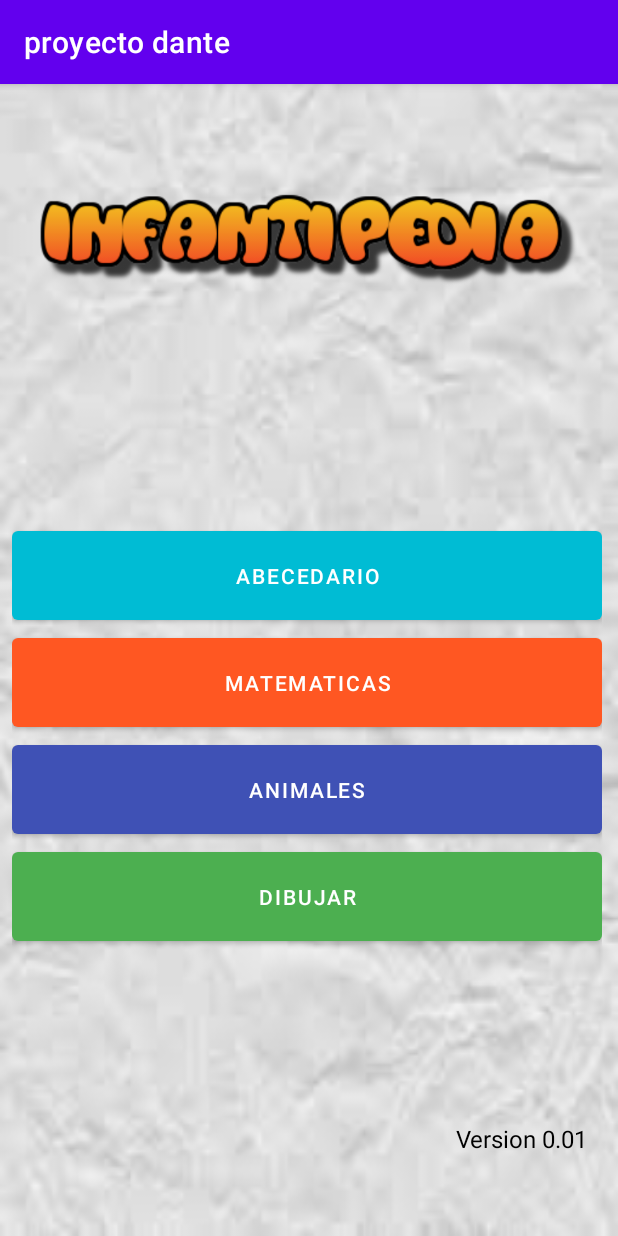
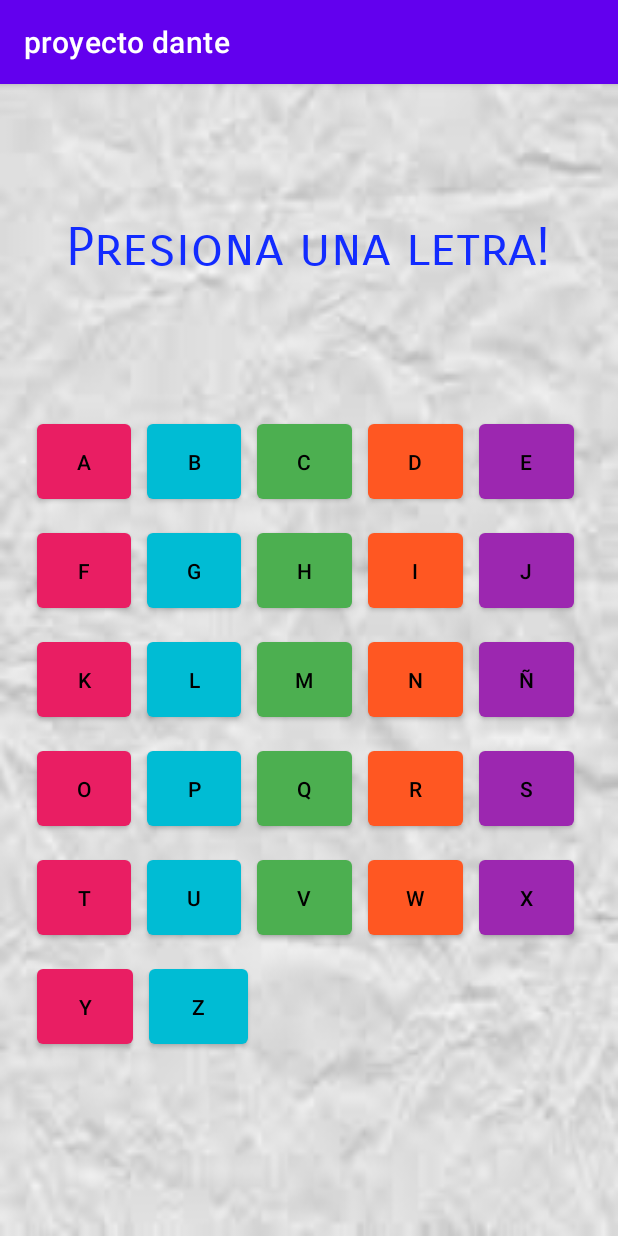
Before and after one commit to SantiagoCernadas/infantipedia, an Android app: the screen it shows after launch (MainActivity before the commit, Abecedario after it), after a tap on "ABECEDARIO", on a phone screen of 412 x 824 dp. Run offline under Robolectric (Android 15) with nearby library versions, the phone set to English and light mode, and no system bars.

Commit message:
Version 0.02: creacion del activity_abecedario

```diff
--- a/app/src/main/AndroidManifest.xml
+++ b/app/src/main/AndroidManifest.xml
@@ -9,7 +9,10 @@
         android:roundIcon="@mipmap/ic_launcher_round"
         android:supportsRtl="true"
         android:theme="@style/Theme.ProyectoDante">
-        <activity android:name=".MainActivity" android:exported="true">
+        <activity android:name=".Abecedario"></activity>
+        <activity
+            android:name=".MainActivity"
+            android:exported="true">
             <intent-filter>
                 <action android:name="android.intent.action.MAIN" />
 
--- /dev/null
+++ b/app/src/main/java/com/example/proyectodante/Abecedario.java
@@ -0,0 +1,108 @@
+package com.example.proyectodante;
+
+import androidx.appcompat.app.AppCompatActivity;
+
+import android.os.Bundle;
+import android.view.View;
+import android.widget.Toast;
+
+public class Abecedario extends AppCompatActivity {
+
+    @Override
+    protected void onCreate(Bundle savedInstanceState) {
+        super.onCreate(savedInstanceState);
+        setContentView(R.layout.activity_abecedario);
+    }
+
+    public void teclaPresionada(View view){
+        switch (view.getId()){
+            case R.id.button_a:
+                getToastMessage("a");
+                break;
+
+            case R.id.button_b:
+                getToastMessage("b");
+                break;
+            case R.id.button_c:
+                Toast.makeText(this,"c",Toast.LENGTH_SHORT).show();
+                break;
+            case R.id.button_d:
+                break;
+
+            case R.id.button_e:
+                break;
+
+            case R.id.button_f:
+                break;
+
+            case R.id.button_g:
+                break;
+
+            case R.id.button_h:
+                break;
+
+            case R.id.button_i:
+                break;
+
+            case R.id.button_j:
+                break;
+
+            case R.id.button_k:
+                break;
+
+            case R.id.button_L:
+                break;
+
+            case R.id.button_m:
+                break;
+
+            case R.id.button_n:
+                break;
+
+            case R.id.button_ñ:
+                break;
+
+            case R.id.button_o:
+                break;
+
+            case R.id.button_p:
+                break;
+
+            case R.id.button_q:
+                break;
+
+            case R.id.button_r:
+                break;
+
+            case R.id.button_s:
+                break;
+
+            case R.id.button_t:
+                break;
+
+            case R.id.button_u:
+                break;
+
+            case R.id.button_v:
+                break;
+
+            case R.id.button_w:
+                break;
+
+            case R.id.button_x:
+                break;
+
+            case R.id.button_y:
+                break;
+            case R.id.button_z:
+                break;
+            default:
+                getToastMessage("Error Inesperado.");
+                break;
+        }
+    }
+
+    public void getToastMessage(String msg){
+        Toast.makeText(this, msg , Toast.LENGTH_SHORT).show();
+    }
+}
--- a/app/src/main/java/com/example/proyectodante/MainActivity.java
+++ b/app/src/main/java/com/example/proyectodante/MainActivity.java
@@ -2,6 +2,7 @@ package com.example.proyectodante;
 
 import androidx.appcompat.app.AppCompatActivity;
 
+import android.content.Intent;
 import android.os.Bundle;
 import android.view.View;
 import android.widget.Toast;
@@ -16,7 +17,9 @@ public class MainActivity extends AppCompatActivity {
     }
 
     public void activity_abecedario(View view){
-        Toast.makeText(this,"Entrando en abecedario...",Toast.LENGTH_SHORT).show();
+        //activity Abecedario
+        Intent i = new Intent(this, Abecedario.class);
+        startActivity(i);
     }
     public void activity_matematicas(View view){
         Toast.makeText(this,"Entrando en matematicas...",Toast.LENGTH_SHORT).show();
--- /dev/null
+++ b/app/src/main/res/layout/activity_abecedario.xml
@@ -0,0 +1,387 @@
+<?xml version="1.0" encoding="utf-8"?>
+<androidx.constraintlayout.widget.ConstraintLayout xmlns:android="http://schemas.android.com/apk/res/android"
+    xmlns:app="http://schemas.android.com/apk/res-auto"
+    xmlns:tools="http://schemas.android.com/tools"
+    android:layout_width="match_parent"
+    android:layout_height="match_parent"
+    android:background="@drawable/background"
+    tools:context=".Abecedario">
+
+    <TableLayout
+        android:layout_width="399dp"
+        android:layout_height="563dp"
+        android:layout_marginStart="4dp"
+        android:layout_marginLeft="4dp"
+        android:layout_marginTop="200dp"
+        android:padding="15sp"
+        app:layout_constraintStart_toStartOf="parent"
+        app:layout_constraintTop_toTopOf="parent">
+
+        <TableRow
+            android:layout_width="match_parent"
+            android:layout_height="match_parent">
+
+            <Button
+                android:id="@+id/button_a"
+                android:layout_width="0dp"
+                android:layout_height="wrap_content"
+                android:layout_margin="5sp"
+                android:layout_weight="1"
+                android:onClick="teclaPresionada"
+                android:padding="15sp"
+                android:text="@string/button_a"
+                android:textColor="@color/black"
+                app:backgroundTint="#E91E63" />
+
+            <Button
+                android:id="@+id/button_b"
+                android:layout_width="0dp"
+                android:layout_height="wrap_content"
+                android:layout_margin="5sp"
+                android:layout_weight="1"
+                android:onClick="teclaPresionada"
+                android:padding="15sp"
+                android:text="@string/button_b"
+                android:textColor="@color/black"
+                app:backgroundTint="#00BCD4" />
+
+            <Button
+                android:id="@+id/button_c"
+                android:layout_width="0dp"
+                android:layout_height="wrap_content"
+                android:layout_margin="5sp"
+                android:layout_weight="1"
+                android:onClick="teclaPresionada"
+                android:padding="15sp"
+                android:text="@string/button_c"
+                android:textColor="@color/black"
+                app:backgroundTint="#4CAF50" />
+
+            <Button
+                android:id="@+id/button_d"
+                android:layout_width="0dp"
+                android:layout_height="wrap_content"
+                android:layout_margin="5sp"
+                android:layout_weight="1"
+                android:onClick="teclaPresionada"
+                android:padding="15sp"
+                android:text="@string/button_d"
+                android:textColor="@color/black"
+                app:backgroundTint="#FF5722" />
+
+            <Button
+                android:id="@+id/button_e"
+                android:layout_width="0dp"
+                android:layout_height="wrap_content"
+                android:layout_margin="5sp"
+                android:layout_weight="1"
+                android:onClick="teclaPresionada"
+                android:padding="15sp"
+                android:text="@string/button_e"
+                android:textColor="@color/black"
+                app:backgroundTint="#9C27B0" />
+        </TableRow>
+
+        <TableRow
+            android:layout_width="match_parent"
+            android:layout_height="match_parent">
+
+            <Button
+                android:id="@+id/button_f"
+                android:layout_width="0dp"
+                android:layout_height="wrap_content"
+                android:layout_margin="5sp"
+                android:layout_weight="1"
+                android:onClick="teclaPresionada"
+                android:padding="15sp"
+                android:text="@string/button_f"
+                android:textColor="@color/black"
+                app:backgroundTint="#E91E63" />
+
+            <Button
+                android:id="@+id/button_g"
+                android:layout_width="0dp"
+                android:layout_height="wrap_content"
+                android:layout_margin="5sp"
+                android:layout_weight="1"
+                android:onClick="teclaPresionada"
+                android:padding="15sp"
+                android:text="@string/button_g"
+                android:textColor="@color/black"
+                app:backgroundTint="#00BCD4" />
+
+            <Button
+                android:id="@+id/button_h"
+                android:layout_width="0dp"
+                android:layout_height="wrap_content"
+                android:layout_margin="5sp"
+                android:layout_weight="1"
+                android:onClick="teclaPresionada"
+                android:padding="15sp"
+                android:text="@string/button_h"
+                android:textColor="@color/black"
+                app:backgroundTint="#4CAF50" />
+
+            <Button
+                android:id="@+id/button_i"
+                android:layout_width="0dp"
+                android:layout_height="wrap_content"
+                android:layout_margin="5sp"
+                android:layout_weight="1"
+                android:onClick="teclaPresionada"
+                android:padding="15sp"
+                android:text="@string/button_i"
+                android:textColor="@color/black"
+                app:backgroundTint="#FF5722" />
+
+            <Button
+                android:id="@+id/button_j"
+                android:layout_width="0dp"
+                android:layout_height="wrap_content"
+                android:layout_margin="5sp"
+                android:layout_weight="1"
+                android:onClick="teclaPresionada"
+                android:padding="15sp"
+                android:text="@string/button_j"
+                android:textColor="@color/black"
+                app:backgroundTint="#9C27B0" />
+        </TableRow>
+
+        <TableRow
+            android:layout_width="match_parent"
+            android:layout_height="match_parent">
+
+            <Button
+                android:id="@+id/button_k"
+                android:layout_width="0dp"
+                android:layout_height="wrap_content"
+                android:layout_margin="5sp"
+                android:layout_weight="1"
+                android:onClick="teclaPresionada"
+                android:padding="15sp"
+                android:text="@string/button_k"
+                android:textColor="@color/black"
+                app:backgroundTint="#E91E63" />
+
+            <Button
+                android:id="@+id/button_L"
+                android:layout_width="0dp"
+                android:layout_height="wrap_content"
+                android:layout_margin="5sp"
+                android:layout_weight="1"
+                android:onClick="teclaPresionada"
+                android:padding="15sp"
+                android:text="@string/button_l"
+                android:textColor="@color/black"
+                app:backgroundTint="#00BCD4" />
+
+            <Button
+                android:id="@+id/button_m"
+                android:layout_width="0dp"
+                android:layout_height="wrap_content"
+                android:layout_margin="5sp"
+                android:layout_weight="1"
+                android:onClick="teclaPresionada"
+                android:padding="15sp"
+                android:text="@string/button_m"
+                android:textColor="@color/black"
+                app:backgroundTint="#4CAF50" />
+
+            <Button
+                android:id="@+id/button_n"
+                android:layout_width="0dp"
+                android:layout_height="wrap_content"
+                android:layout_margin="5sp"
+                android:layout_weight="1"
+                android:onClick="teclaPresionada"
+                android:padding="15sp"
+                android:text="@string/button_n"
+                android:textColor="@color/black"
+                app:backgroundTint="#FF5722" />
+
+            <Button
+                android:id="@+id/button_ñ"
+                android:layout_width="0dp"
+                android:layout_height="wrap_content"
+                android:layout_margin="5sp"
+                android:layout_weight="1"
+                android:onClick="teclaPresionada"
+                android:padding="15sp"
+                android:text="@string/button_ñ"
+                android:textColor="@color/black"
+                app:backgroundTint="#9C27B0" />
+        </TableRow>
+
+        <TableRow
+            android:layout_width="match_parent"
+            android:layout_height="match_parent">
+
+            <Button
+                android:id="@+id/button_o"
+                android:layout_width="0dp"
+                android:layout_height="wrap_content"
+                android:layout_margin="5sp"
+                android:layout_weight="1"
+                android:onClick="teclaPresionada"
+                android:padding="15sp"
+                android:text="@string/button_o"
+                android:textColor="@color/black"
+                app:backgroundTint="#E91E63" />
+
+            <Button
+                android:id="@+id/button_p"
+                android:layout_width="0dp"
+                android:layout_height="wrap_content"
+                android:layout_margin="5sp"
+                android:layout_weight="1"
+                android:onClick="teclaPresionada"
+                android:padding="15sp"
+                android:text="@string/button_p"
+                android:textColor="@color/black"
+                app:backgroundTint="#00BCD4" />
+
+            <Button
+                android:id="@+id/button_q"
+                android:layout_width="0dp"
+                android:layout_height="wrap_content"
+                android:layout_margin="5sp"
+                android:layout_weight="1"
+                android:onClick="teclaPresionada"
+                android:padding="15sp"
+                android:text="@string/button_q"
+                android:textColor="@color/black"
+                app:backgroundTint="#4CAF50" />
+
+            <Button
+                android:id="@+id/button_r"
+                android:layout_width="0dp"
+                android:layout_height="wrap_content"
+                android:layout_margin="5sp"
+                android:layout_weight="1"
+                android:onClick="teclaPresionada"
+                android:padding="15sp"
+                android:text="@string/button_r"
+                android:textColor="@color/black"
+                app:backgroundTint="#FF5722" />
+
+            <Button
+                android:id="@+id/button_s"
+                android:layout_width="0dp"
+                android:layout_height="wrap_content"
+                android:layout_margin="5sp"
+                android:layout_weight="1"
+                android:onClick="teclaPresionada"
+                android:padding="15sp"
+                android:text="@string/button_s"
+                android:textColor="@color/black"
+                app:backgroundTint="#9C27B0" />
+        </TableRow>
+
+        <TableRow
+            android:layout_width="match_parent"
+            android:layout_height="match_parent">
+
+            <Button
+                android:id="@+id/button_t"
+                android:layout_width="0dp"
+                android:layout_height="wrap_content"
+                android:layout_margin="5sp"
+                android:layout_weight="1"
+                android:onClick="teclaPresionada"
+                android:padding="15sp"
+                android:text="@string/button_t"
+                android:textColor="@color/black"
+                app:backgroundTint="#E91E63" />
+
+            <Button
+                android:id="@+id/button_u"
+                android:layout_width="0dp"
+                android:layout_height="wrap_content"
+                android:layout_margin="5sp"
+                android:layout_weight="1"
+                android:onClick="teclaPresionada"
+                android:padding="15sp"
+                android:text="@string/button_u"
+                android:textColor="@color/black"
+                app:backgroundTint="#00BCD4" />
+
+            <Button
+                android:id="@+id/button_v"
+                android:layout_width="0dp"
+                android:layout_height="wrap_content"
+                android:layout_margin="5sp"
+                android:layout_weight="1"
+                android:onClick="teclaPresionada"
+                android:padding="15sp"
+                android:text="@string/button_v"
+                android:textColor="@color/black"
+                app:backgroundTint="#4CAF50" />
+
+            <Button
+                android:id="@+id/button_w"
+                android:layout_width="0dp"
+                android:layout_height="wrap_content"
+                android:layout_margin="5sp"
+                android:layout_weight="1"
+                android:onClick="teclaPresionada"
+                android:padding="15sp"
+                android:text="@string/button_w"
+                android:textColor="@color/black"
+                app:backgroundTint="#FF5722" />
+
+            <Button
+                android:id="@+id/button_x"
+                android:layout_width="0dp"
+                android:layout_height="wrap_content"
+                android:layout_margin="5sp"
+                android:layout_weight="1"
+                android:onClick="teclaPresionada"
+                android:padding="15sp"
+                android:text="@string/button_x"
+                android:textColor="@color/black"
+                app:backgroundTint="#9C27B0" />
+        </TableRow>
+
+        <TableRow
+            android:layout_width="match_parent"
+            android:layout_height="match_parent">
+
+            <Button
+                android:id="@+id/button_y"
+                android:layout_width="64dp"
+                android:layout_height="wrap_content"
+                android:layout_margin="5sp"
+                android:onClick="teclaPresionada"
+                android:padding="15sp"
+                android:text="@string/button_y"
+                android:textColor="@color/black"
+                app:backgroundTint="#E91E63" />
+
+            <Button
+                android:id="@+id/button_z"
+                android:layout_width="66dp"
+                android:layout_height="wrap_content"
+                android:layout_margin="5sp"
+                android:onClick="teclaPresionada"
+                android:padding="15sp"
+                android:text="@string/button_z"
+                android:textColor="@color/black"
+                app:backgroundTint="#00BCD4" />
+
+        </TableRow>
+    </TableLayout>
+
+    <TextView
+        android:id="@+id/txt_abcedeario"
+        android:layout_width="wrap_content"
+        android:layout_height="wrap_content"
+        android:layout_marginTop="88dp"
+        android:fontFamily="sans-serif-smallcaps"
+        android:text="@string/txt_tv_abecedario"
+        android:textColor="#122BFF"
+        android:textSize="35sp"
+        app:layout_constraintEnd_toEndOf="parent"
+        app:layout_constraintHorizontal_bias="0.494"
+        app:layout_constraintStart_toStartOf="parent"
+        app:layout_constraintTop_toTopOf="parent" />
+</androidx.constraintlayout.widget.ConstraintLayout>
--- a/app/src/main/res/layout/activity_main.xml
+++ b/app/src/main/res/layout/activity_main.xml
@@ -62,7 +62,7 @@
             android:id="@+id/button5"
             android:layout_width="match_parent"
             android:layout_height="wrap_content"
-            android:onClick="activity_matematicas"
+            android:onClick="activity_dibujo"
             android:padding="20sp"
             android:text="@string/button_dibujo"
             app:backgroundTint="#4CAF50" />
--- a/app/src/main/res/values/strings.xml
+++ b/app/src/main/res/values/strings.xml
@@ -1,9 +1,45 @@
 <resources>
+
+
+    <string name="txt_version">Version 0.02</string>
+
+
     <string name="app_name">proyecto dante</string>
     <string name="logotipo_name">Logotipo</string>
     <string name="button_abecedario">Abecedario</string>
     <string name="button_math">Matematicas</string>
     <string name="button_animales">Animales</string>
     <string name="button_dibujo">dibujar</string>
-    <string name="txt_version">Version 0.01</string>
+
+
+    <string name="txt_tv_abecedario">Presiona una letra!</string>
+
+    <string name="button_a">A</string>
+    <string name="button_b">B</string>
+    <string name="button_c">C</string>
+    <string name="button_d">D</string>
+    <string name="button_e">E</string>
+    <string name="button_f">F</string>
+    <string name="button_g">G</string>
+    <string name="button_h">H</string>
+    <string name="button_i">I</string>
+    <string name="button_j">J</string>
+    <string name="button_k">K</string>
+    <string name="button_l">L</string>
+    <string name="button_m">M</string>
+    <string name="button_n">N</string>
+    <string name="button_ñ">Ñ</string>
+    <string name="button_o">O</string>
+    <string name="button_p">P</string>
+    <string name="button_q">Q</string>
+    <string name="button_r">R</string>
+    <string name="button_s">S</string>
+    <string name="button_t">T</string>
+    <string name="button_u">U</string>
+    <string name="button_v">V</string>
+    <string name="button_w">W</string>
+    <string name="button_x">X</string>
+    <string name="button_y">Y</string>
+    <string name="button_z">Z</string>
+
 </resources>
```
